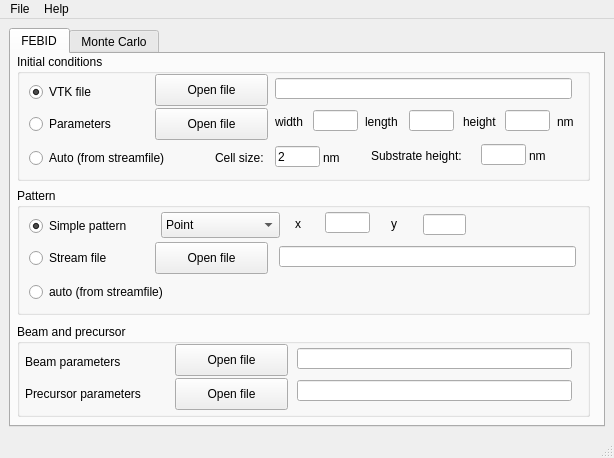
Qt form source/ui/main_window.ui (MrCheatak/FEBID_py) before a commit.
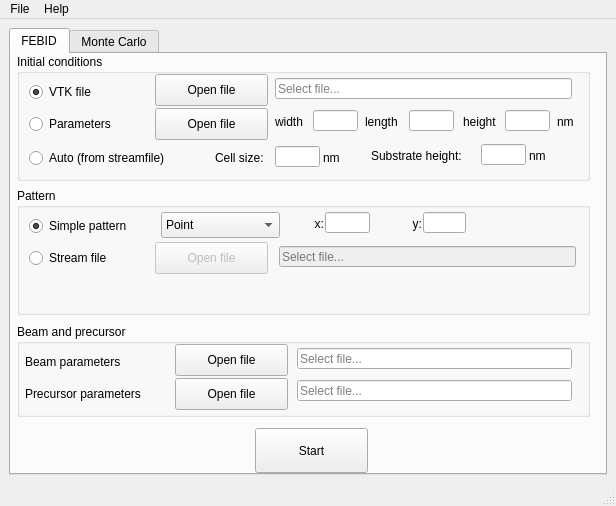
The same form after that commit. The open tabs and pages were chosen to show the change.

Commit message: Added compiled PyQt interface script. Implemented basic interaction with the interface, file and input checks.

Patch:
```diff
--- a/source/ui/main_window.ui
+++ b/source/ui/main_window.ui
@@ -6,8 +6,8 @@
    <rect>
     <x>0</x>
     <y>0</y>
-    <width>614</width>
-    <height>458</height>
+    <width>616</width>
+    <height>506</height>
    </rect>
   </property>
   <property name="windowTitle">
@@ -177,6 +177,9 @@
          <property name="readOnly">
           <bool>true</bool>
          </property>
+         <property name="placeholderText">
+          <string>Select file...</string>
+         </property>
         </widget>
         <widget class="QLabel" name="label_3">
          <property name="geometry">
@@ -240,10 +243,13 @@
           </rect>
          </property>
          <property name="inputMask">
-          <string>0</string>
+          <string/>
          </property>
          <property name="text">
-          <string>2</string>
+          <string/>
+         </property>
+         <property name="maxLength">
+          <number>4</number>
          </property>
          <property name="readOnly">
           <bool>true</bool>
@@ -343,20 +349,10 @@
           <bool>true</bool>
          </property>
         </widget>
-        <widget class="QRadioButton" name="radioButton_9">
-         <property name="geometry">
-          <rect>
-           <x>12</x>
-           <y>94</y>
-           <width>159</width>
-           <height>20</height>
-          </rect>
+        <widget class="QPushButton" name="open_stream_file_button">
+         <property name="enabled">
+          <bool>false</bool>
          </property>
-         <property name="text">
-          <string>auto (from streamfile)</string>
-         </property>
-        </widget>
-        <widget class="QPushButton" name="pushButton_6">
          <property name="geometry">
           <rect>
            <x>138</x>
@@ -373,7 +369,7 @@
          <property name="geometry">
           <rect>
            <x>406</x>
-           <y>26</y>
+           <y>24</y>
            <width>43</width>
            <height>21</height>
           </rect>
@@ -420,14 +416,17 @@
         <widget class="QLabel" name="label_14">
          <property name="geometry">
           <rect>
-           <x>278</x>
+           <x>270</x>
            <y>28</y>
            <width>37</width>
            <height>16</height>
           </rect>
          </property>
          <property name="text">
-          <string>x</string>
+          <string>x:</string>
+         </property>
+         <property name="alignment">
+          <set>Qt::AlignRight|Qt::AlignTrailing|Qt::AlignVCenter</set>
          </property>
         </widget>
         <widget class="QLineEdit" name="param1">
@@ -443,17 +442,29 @@
         <widget class="QLabel" name="label_15">
          <property name="geometry">
           <rect>
-           <x>374</x>
+           <x>364</x>
            <y>28</y>
            <width>41</width>
            <height>16</height>
           </rect>
          </property>
+         <property name="layoutDirection">
+          <enum>Qt::LeftToRight</enum>
+         </property>
+         <property name="autoFillBackground">
+          <bool>false</bool>
+         </property>
          <property name="text">
-          <string>y</string>
+          <string>y:</string>
+         </property>
+         <property name="alignment">
+          <set>Qt::AlignRight|Qt::AlignTrailing|Qt::AlignVCenter</set>
          </property>
         </widget>
-        <widget class="QLineEdit" name="streamfile_filename">
+        <widget class="QLineEdit" name="stream_file_filename_display">
+         <property name="enabled">
+          <bool>false</bool>
+         </property>
          <property name="geometry">
           <rect>
            <x>262</x>
@@ -465,6 +476,9 @@
          <property name="readOnly">
           <bool>true</bool>
          </property>
+         <property name="placeholderText">
+          <string>Select file...</string>
+         </property>
         </widget>
        </widget>
        <widget class="QGroupBox" name="groupBox_4">
@@ -517,6 +531,9 @@
          <property name="readOnly">
           <bool>true</bool>
          </property>
+         <property name="placeholderText">
+          <string>Select file...</string>
+         </property>
         </widget>
         <widget class="QLineEdit" name="precursor_parameters_filename">
          <property name="geometry">
@@ -530,6 +547,9 @@
          <property name="readOnly">
           <bool>true</bool>
          </property>
+         <property name="placeholderText">
+          <string>Select file...</string>
+         </property>
         </widget>
         <widget class="QLabel" name="label_12">
          <property name="geometry">
@@ -558,6 +578,19 @@
          </property>
         </widget>
        </widget>
+       <widget class="QPushButton" name="start_febid_button">
+        <property name="geometry">
+         <rect>
+          <x>244</x>
+          <y>374</y>
+          <width>113</width>
+          <height>45</height>
+         </rect>
+        </property>
+        <property name="text">
+         <string>Start</string>
+        </property>
+       </widget>
       </widget>
       <widget class="QWidget" name="tab_2">
        <attribute name="title">
@@ -1149,7 +1182,7 @@
     <rect>
      <x>0</x>
      <y>0</y>
-     <width>614</width>
+     <width>616</width>
      <height>22</height>
     </rect>
    </property>
```
Left out of the diff: 609 changed lines with no effect on the pictures. The commit also changes 2 other files.
